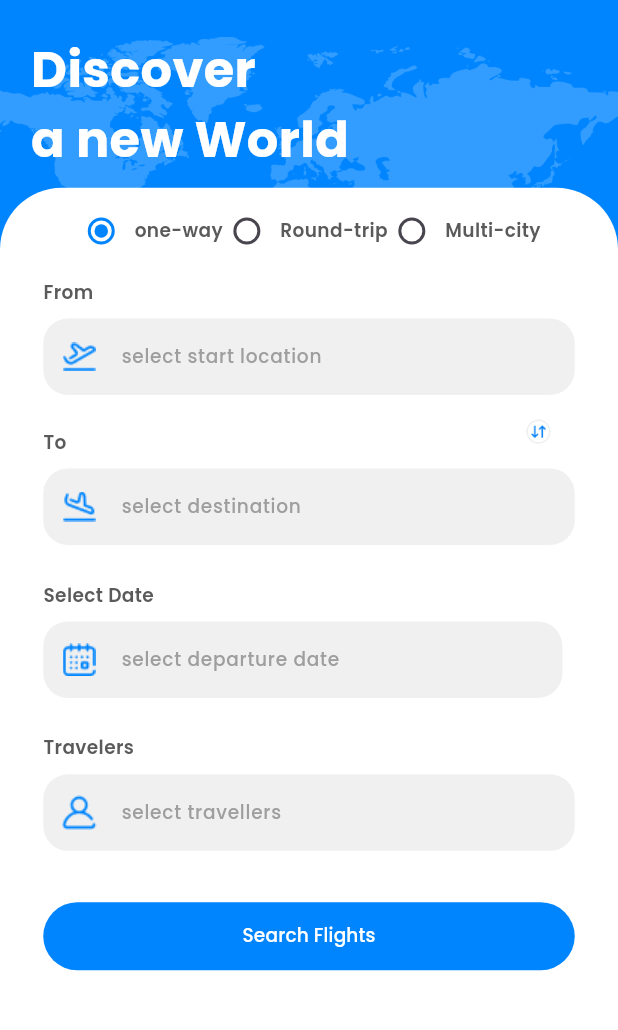
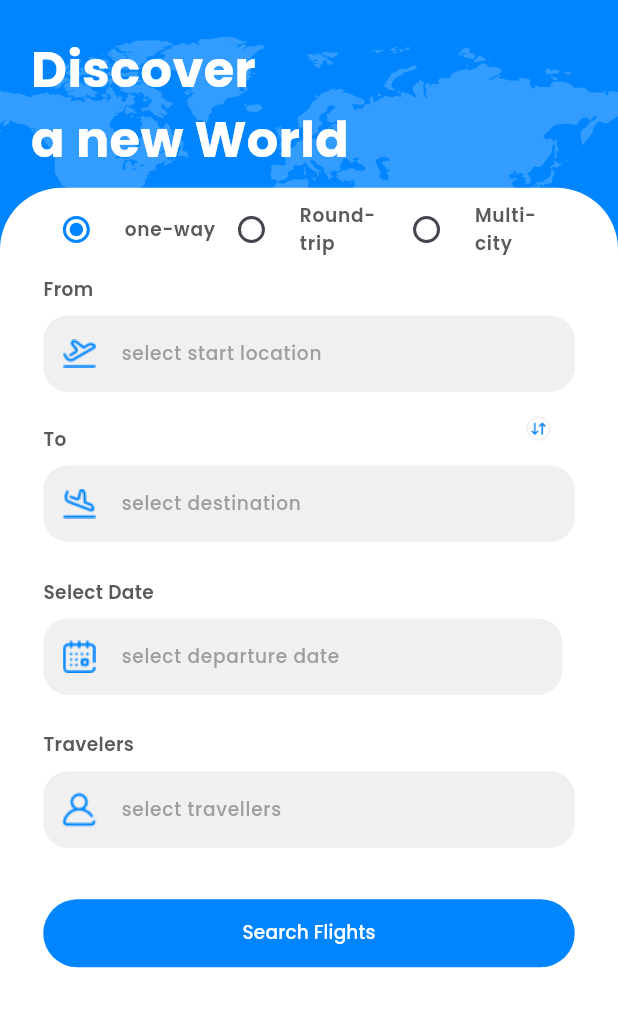
Before and after one commit to MetoIsTheKing/Graduation-Project-2025, a Flutter app: the FlightsScreen screen opened by its route, on a phone screen of 412 x 824 dp, the part 62-1092 px from its top. Run offline on Flutter 3.47's test engine with Material 3 defaults, Android fonts, the phone set to English and light mode, and no system bars; our stand-ins replace bloc, cherry_toast, connectivity_plus, country_picker, device_preview, dio and 6 more; missing offline and left inert: dot_curved_bottom_nav; accounts and stored records are empty; project files that could hold a hidden picture were left out.

Commit message:
still need to resolve some issues like the multicity search

```diff
--- a/lib/features/home/explore/flights/presentation/flight_actions_model.dart
+++ b/lib/features/home/explore/flights/presentation/flight_actions_model.dart
@@ -1,23 +1,19 @@
 import 'package:graduation_project_2025/features/home/explore/flights/presentation/flight_model.dart';
 
 class FlightActionsModel {
-  final Function(DateTime?) onDepartureDateSelected;
-  final Function(DateTime?) onReturnDateSelected;
   final Function(FlightModel flightModel) onChangePressed;
   final Function(FlightModel flightModel) onTravellersFieldTapped;
-  final void Function() onToFieldTapped;
-  final void Function() onFromFieldTaped;
+  final void Function(FlightModel flightModel) onToFieldTapped;
+  final void Function(FlightModel flightModel) onFromFieldTaped;
   final Future<void> Function({
     required FlightModel selecteFlightModel,
     bool isReturnDate,
   }) onDatePickerTapped;
   final void Function() onAddAnotherFlightPressed;
-  final void Function() onSearchFlightsPressed;
+  final void Function(FlightModel flightModel) onSearchFlightsPressed;
 
   FlightActionsModel({
     required this.onChangePressed,
-    required this.onDepartureDateSelected,
-    required this.onReturnDateSelected,
     required this.onFromFieldTaped,
     required this.onToFieldTapped,
     required this.onTravellersFieldTapped,
--- a/lib/features/home/explore/flights/presentation/flight_model.dart
+++ b/lib/features/home/explore/flights/presentation/flight_model.dart
@@ -8,16 +8,15 @@ class FlightModel {
   final TextEditingController returnDateController = TextEditingController();
   DateTime? departureDate;
   DateTime? returnDate;
-  final Map<String, int> travellers;
+  final Map<String, int> travellers = {
+    'adults': 1,
+    'children': 0,
+    'infants': 0,
+  };
   String flightClass;
   FlightModel({
     this.departureDate,
     this.returnDate,
-    this.travellers = const {
-      'adults': 0,
-      'children': 0,
-      'infants': 0,
-    },
     this.flightClass = 'economy',
   });
   void dispose() {
--- a/lib/features/home/explore/flights/presentation/widgets/radio_tiles_row.dart
+++ b/lib/features/home/explore/flights/presentation/widgets/radio_tiles_row.dart
@@ -21,22 +21,21 @@ class RadioTilesRow extends StatelessWidget {
     final deviceInfo = getIt<DeviceInfo>();
 
     return Row(
+      mainAxisAlignment: MainAxisAlignment.spaceBetween,
       children: [
         Expanded(
           child: RadioListTile(
-              activeColor: AppColors.appBlue,
-              value: 'option1',
-              groupValue: selectedFlightType,
-              onChanged: onSelectedFlightType),
+            activeColor: AppColors.appBlue,
+            value: 'option1',
+            groupValue: selectedFlightType,
+            onChanged: onSelectedFlightType,
+            visualDensity: VisualDensity.compact, // Reduces space
+            contentPadding: EdgeInsets.zero, // Removes extra padding
+            title: Text('one-way',
+                style: TextStyles.semiBold18(deviceInfo, AppColors.appBlack)
+                    .copyWith(fontSize: deviceInfo.screenWidth * 0.03)),
+          ),
         ),
-        SizedBox(
-          width: deviceInfo.screenWidth * 0.05,
-        ),
-        Text('one-way',
-            style: TextStyles.semiBold18(deviceInfo, AppColors.appBlack)
-                .copyWith(
-                    fontSize:
-                        deviceInfo.screenWidth * 0.03)), // Replace this line
         Expanded(
           child: RadioListTile(
             activeColor: AppColors.appBlue,
@@ -45,15 +44,16 @@ class RadioTilesRow extends StatelessWidget {
             onChanged: (String? value) {
               onSelectedFlightType(value);
             },
+            visualDensity: VisualDensity.compact, // Reduces space
+            contentPadding: EdgeInsets.zero, // Removes extra padding
+            title: Text(
+              'Round-trip',
+              style: TextStyles.semiBold18(deviceInfo, AppColors.appBlack)
+                  .copyWith(
+                      fontSize:
+                          deviceInfo.screenWidth * 0.03), // Replace this line
+            ),
           ),
-        ),
-        SizedBox(
-          width: deviceInfo.screenWidth * 0.05,
-        ),
-        Text(
-          'Round-trip',
-          style: TextStyles.semiBold18(deviceInfo, AppColors.appBlack).copyWith(
-              fontSize: deviceInfo.screenWidth * 0.03), // Replace this line
         ),
         Expanded(
           child: RadioListTile(
@@ -63,16 +63,13 @@ class RadioTilesRow extends StatelessWidget {
             onChanged: (String? value) {
               onSelectedFlightType(value);
             },
+            visualDensity: VisualDensity.compact, // Reduces space
+            contentPadding: EdgeInsets.zero, // Removes extra padding
+            title: Text('Multi-city',
+                style: TextStyles.semiBold18(deviceInfo, AppColors.appBlack)
+                    .copyWith(fontSize: deviceInfo.screenWidth * 0.03)),
           ),
         ),
-        SizedBox(
-          width: deviceInfo.screenWidth * 0.05,
-        ),
-        Text('Multi-city',
-            style: TextStyles.semiBold18(deviceInfo, AppColors.appBlack)
-                .copyWith(
-                    fontSize:
-                        deviceInfo.screenWidth * 0.03)), // Replace this line
       ],
     );
   }
```
Also changed, not shown: lib/features/home/explore/flights/presentation/pages/flights_screen.dart (+65 -44 lines), lib/features/home/explore/flights/presentation/widgets/flights_class_card_widget.dart (+21 -45 lines), lib/features/home/explore/flights/presentation/widgets/flights_form_widget.dart (+9 -3 lines), lib/features/home/explore/flights/presentation/widgets/flights_travellers_card_widget.dart (+52 -5 lines), lib/features/home/explore/flights/presentation/widgets/flights_travellers_field_widget.dart (+24 -18 lines), 4 other files.
